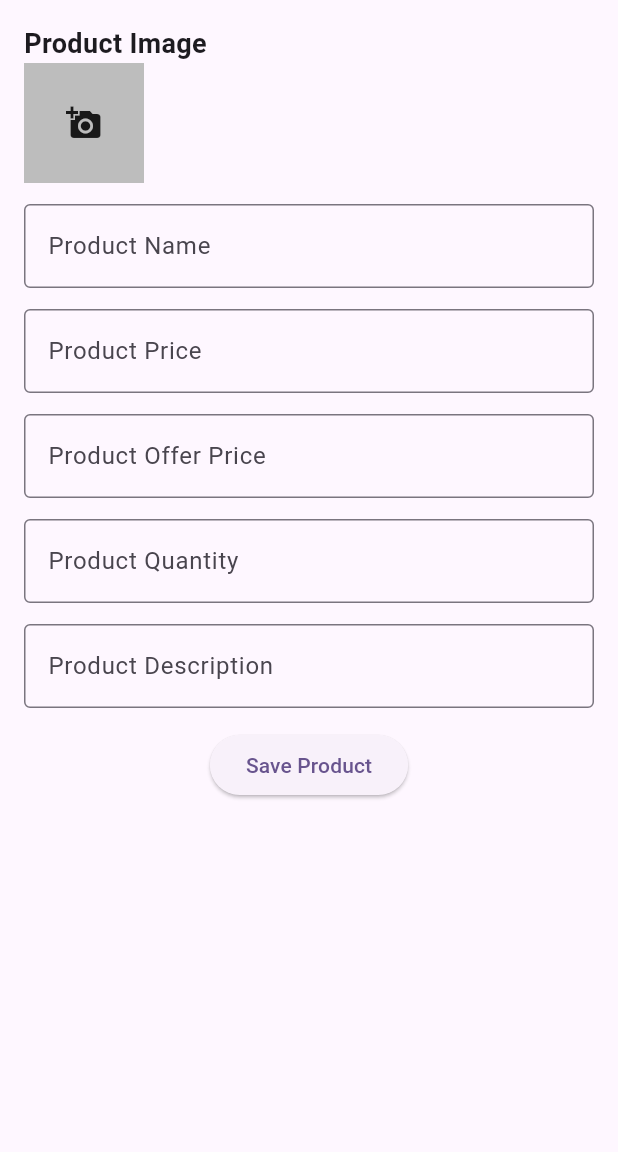
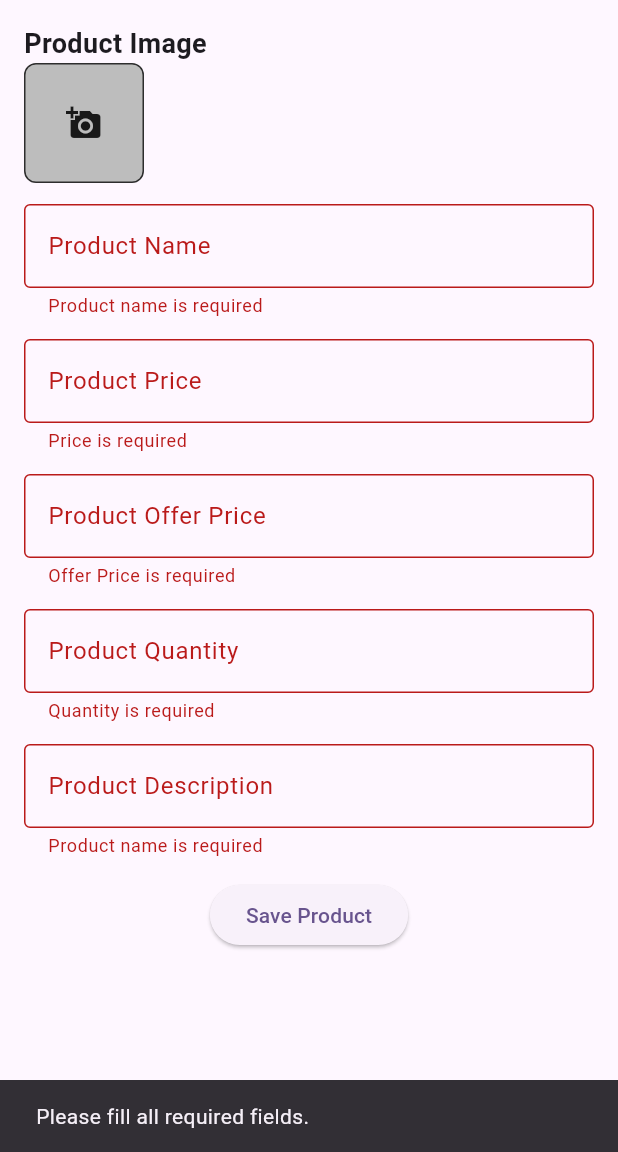
Before and after one commit to shakeebshaikh/myApp, a Flutter app: the AddProductScreen screen opened directly, after a tap on "Save Product", on a phone screen of 412 x 824 dp, the part 84-1236 px from its top. Run offline on Flutter 3.47's test engine with Material 3 defaults, Android fonts, the phone set to English and light mode, and no system bars.

Commit message:
form validation added

```diff
--- a/lib/Screens/AddProductScreen.dart
+++ b/lib/Screens/AddProductScreen.dart
@@ -9,10 +9,32 @@ class AddProductScreen extends StatefulWidget {
 
 class _AddProductScreenState extends State<AddProductScreen> {
   final _formKey = GlobalKey<FormState>();
+  final TextEditingController _nameController = TextEditingController();
+  final TextEditingController _priceController = TextEditingController();
+  final TextEditingController _offerPriceController = TextEditingController();
+  final TextEditingController _quantityController = TextEditingController();
+  final TextEditingController _descriptionController = TextEditingController();
   static const formLableStyle = TextStyle(
     fontWeight: FontWeight.bold,
     fontSize: 18,
   );
+
+
+
+  void _saveProduct() {
+   // Check if the form is valid
+    if (_formKey.currentState!.validate()) {
+      // Perform form submission actions (e.g., save data, navigate)
+      ScaffoldMessenger.of(context).showSnackBar(
+        const SnackBar(content: Text('Form Submitted Successfully!')),
+      );
+    } else {
+      // Show an error message
+      ScaffoldMessenger.of(context).showSnackBar(
+        const SnackBar(content: Text('Please fill all required fields.')),
+      );
+    }
+}
 
   @override
   Widget build(BuildContext context) {
@@ -34,13 +56,27 @@ class _AddProductScreenState extends State<AddProductScreen> {
                     style: formLableStyle,
                   ),
                   Container(
-                    color: Colors.grey[400],
+                    decoration: BoxDecoration(
+                      color: Colors.grey[400],
+                      border: Border.all(
+                        color: const Color.fromARGB(255, 45, 45, 45)
+                      ),
+                      borderRadius: BorderRadius.circular(8)
+                    ),
+
                     height: 80,
                     width: 80,
                     child: const Icon(Icons.add_a_photo),
                   ),
                   const SizedBox(height: 14,),
                   TextFormField(
+                   validator: (value) {
+                  if (value == null || value.trim().isEmpty) {
+                    return 'Product name is required';
+                  }
+                  return null;
+                },
+              controller: _nameController,
                     decoration: const InputDecoration(
                         border: OutlineInputBorder(),
                         hintText: 'Enter Product Name',
@@ -48,6 +84,16 @@ class _AddProductScreenState extends State<AddProductScreen> {
                   ),
                   const SizedBox(height: 14,),
                   TextFormField(
+                    validator: (value) {
+                  if (value == null || value.trim().isEmpty) {
+                    return 'Price is required';
+                  }
+                  if (double.tryParse(value) == null) {
+                    return 'Enter a valid number';
+                  }
+                  return null;
+                },
+                    controller: _priceController,
                     keyboardType: TextInputType.number,
                     decoration: const InputDecoration(
                         border: OutlineInputBorder(),
@@ -56,6 +102,16 @@ class _AddProductScreenState extends State<AddProductScreen> {
                   ),
                   const SizedBox(height: 14,),
                   TextFormField(
+                    validator: (value) {
+                  if (value == null || value.trim().isEmpty) {
+                    return 'Offer Price is required';
+                  }
+                  if (double.tryParse(value) == null) {
+                    return 'Enter a valid number';
+                  }
+                  return null;
+                },
+                    controller: _offerPriceController,
                     keyboardType: TextInputType.number,
                     decoration: const InputDecoration(
                         border: OutlineInputBorder(),
@@ -64,6 +120,16 @@ class _AddProductScreenState extends State<AddProductScreen> {
                   ),
                   const SizedBox(height: 14,),
                   TextFormField(
+                    validator: (value) {
+                  if (value == null || value.trim().isEmpty) {
+                    return 'Quantity is required';
+                  }
+                  if (double.tryParse(value) == null) {
+                    return 'Enter a valid number';
+                  }
+                  return null;
+                },
+                    controller: _quantityController,
                     keyboardType: TextInputType.number,
                     decoration: const InputDecoration(
                         border: OutlineInputBorder(),
@@ -72,6 +138,13 @@ class _AddProductScreenState extends State<AddProductScreen> {
                   ),
                   const SizedBox(height: 14,),
                   TextFormField(
+                    validator: (value) {
+                  if (value == null || value.trim().isEmpty) {
+                    return 'Product name is required';
+                  }
+                  return null;
+                },
+                    controller: _descriptionController,
                     decoration: const InputDecoration(
                         border: OutlineInputBorder(),
                         hintText: 'Enter Product Description',
@@ -79,7 +152,10 @@ class _AddProductScreenState extends State<AddProductScreen> {
                   ),
                   const SizedBox(height: 14,),
                   Center(
-                    child: ElevatedButton(onPressed: (){},
+                    child: ElevatedButton(
+                      onPressed: (){
+                        _saveProduct();
+                      },
                     child:const Text('Save Product')),
                   )
                 ],
```
